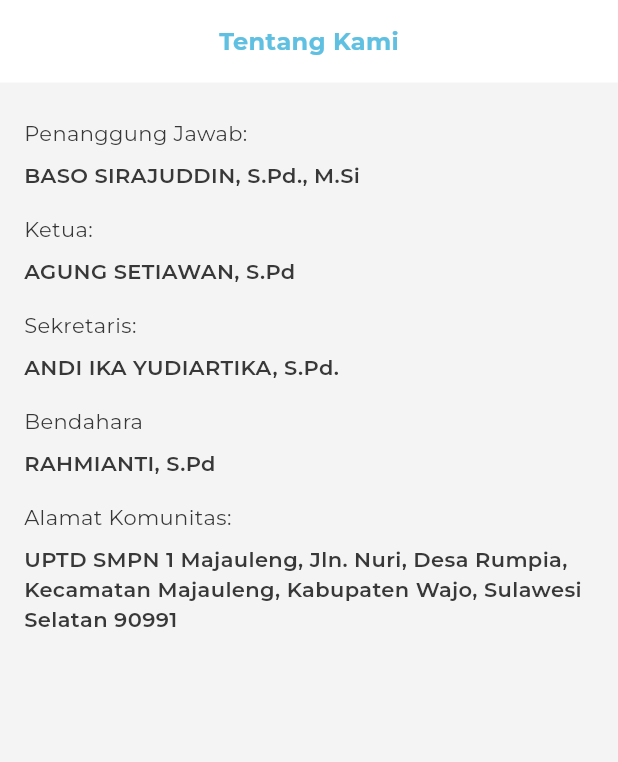
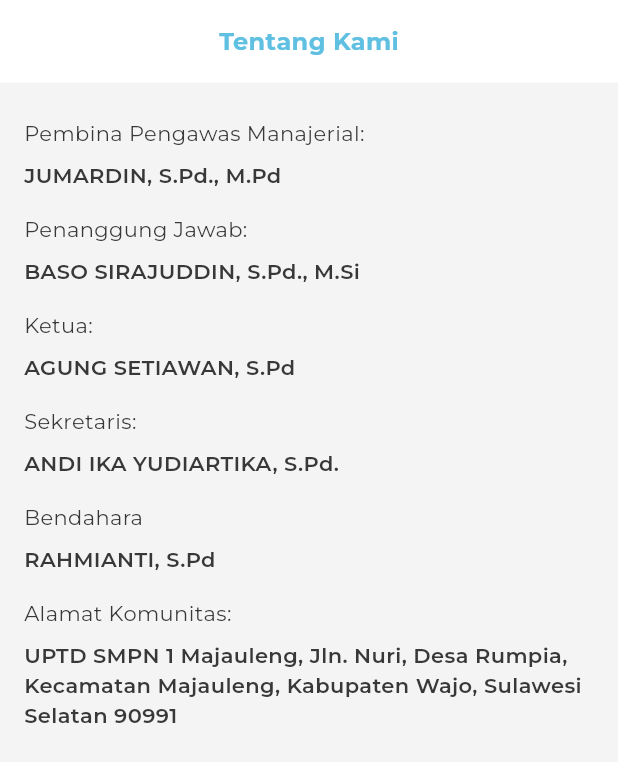
Before and after one commit to rizkyhamdana/komunitas_belajar, a Flutter app: the AboutUsPage screen opened by its route, on a phone screen of 412 x 824 dp. Shown: the top 762 px of the screen. Run offline on Flutter 3.47's test engine with Material 2 defaults, Android fonts, the phone set to English and light mode, and no system bars; our stand-ins replace auto_route, awesome_dialog, camera, dio, get_it, image_cropper and 6 more; missing offline and left inert: pretty_json; accounts and stored records are empty; project files that could hold a hidden picture were left out.

Commit message:
update some ui

```diff
--- a/lib/main.dart
+++ b/lib/main.dart
@@ -12,7 +12,6 @@ import 'config/services/injection.dart';
 
 void main() async {
   configureDependencies();
-  // Initialize the dat
   WidgetsFlutterBinding.ensureInitialized();
   await DatabaseHelper.instance.database;
   AppConfig.isDebug = true;
--- a/lib/presentation/pages/about_us/about_us_view.dart
+++ b/lib/presentation/pages/about_us/about_us_view.dart
@@ -44,6 +44,16 @@ class _AboutUsPageState extends State<AboutUsPage> {
                 child: Column(
                   crossAxisAlignment: CrossAxisAlignment.start,
                   children: [
+                    Text(
+                      'Pembina Pengawas Manajerial:',
+                      style: AppTheme.body2(),
+                    ),
+                    verticalSpacing(8),
+                    Text(
+                      'JUMARDIN, S.Pd., M.Pd',
+                      style: AppTheme.subtitle3(),
+                    ),
+                    verticalSpacing(),
                     Text(
                       'Penanggung Jawab:',
                       style: AppTheme.body2(),
--- a/lib/presentation/pages/community_event/camera_community_event_view.dart
+++ b/lib/presentation/pages/community_event/camera_community_event_view.dart
@@ -180,13 +180,13 @@ class _CameraCommunityEventPageState extends State<CameraCommunityEventPage> {
       width: MediaQuery.of(context).size.width,
       color: AppTheme.white,
       padding: EdgeInsets.fromLTRB(
-          48, 24, 48, MediaQuery.of(context).padding.bottom),
+          48, 24, 48, MediaQuery.of(context).padding.bottom + 24),
       child: Row(
         mainAxisAlignment: MainAxisAlignment.spaceBetween,
         children: [
           const SizedBox(
-            width: 48,
-            height: 48,
+            width: 32,
+            height: 32,
           ),
           Container(
             width: 48,
```
Also changed, not shown: lib/presentation/pages/home/base_view.dart (+8 -3 lines), lib/presentation/pages/login/login_view.dart (+6 -5 lines), 9 other files.
